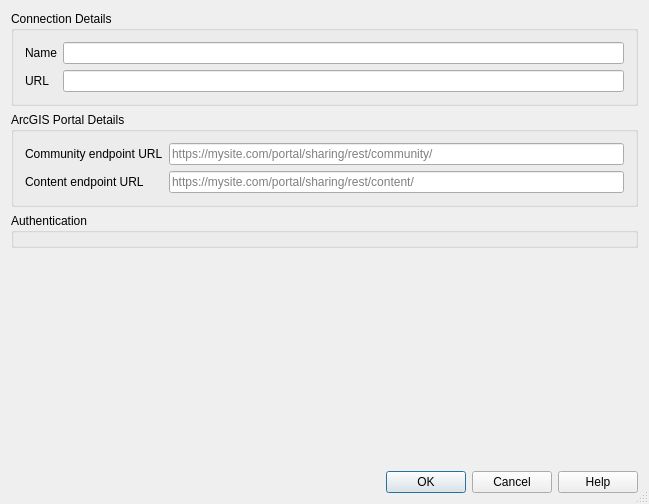
Before: the Qt Designer form src/ui/qgsnewarcgisrestconnectionbase.ui in nextgis/nextgisqgis, drawn with Qt 5.
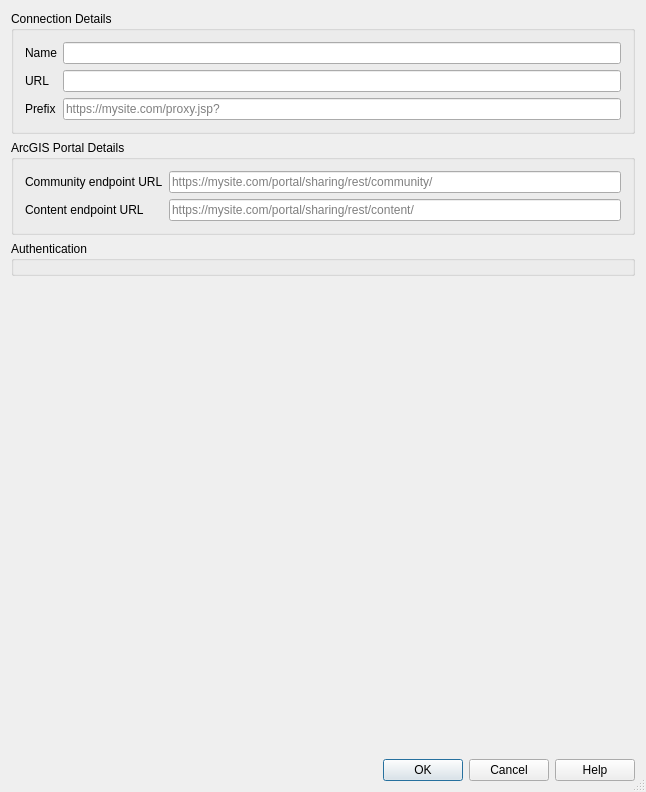
After: the same form once the commit is applied. Custom widgets are drawn as their Qt base class.

What changed in the file:
```diff
--- a/src/ui/qgsnewarcgisrestconnectionbase.ui
+++ b/src/ui/qgsnewarcgisrestconnectionbase.ui
@@ -6,8 +6,8 @@
    <rect>
     <x>0</x>
     <y>0</y>
-    <width>649</width>
-    <height>504</height>
+    <width>646</width>
+    <height>792</height>
    </rect>
   </property>
   <property name="windowTitle">
@@ -20,80 +20,44 @@
    <bool>true</bool>
   </property>
   <layout class="QGridLayout" name="gridLayout_4">
-   <item row="5" column="0">
-    <widget class="QDialogButtonBox" name="buttonBox">
-     <property name="standardButtons">
-      <set>QDialogButtonBox::Cancel|QDialogButtonBox::Help|QDialogButtonBox::Ok</set>
-     </property>
-    </widget>
-   </item>
-   <item row="1" column="0">
-    <widget class="QGroupBox" name="groupBox">
-     <property name="title">
-      <string>ArcGIS Portal Details</string>
-     </property>
-     <layout class="QGridLayout" name="gridLayout1">
-      <item row="0" column="1">
-       <widget class="QLineEdit" name="mCommunityEndPointLineEdit">
-        <property name="toolTip">
-         <string>HTTP address of the Web Map Server</string>
-        </property>
-        <property name="placeholderText">
-         <string>https://mysite.com/portal/sharing/rest/community/</string>
-        </property>
-       </widget>
-      </item>
-      <item row="0" column="0">
-       <widget class="QLabel" name="TextLabel1_3">
-        <property name="text">
-         <string>Community endpoint URL</string>
-        </property>
-        <property name="margin">
-         <number>5</number>
-        </property>
-       </widget>
-      </item>
-      <item row="1" column="0">
-       <widget class="QLabel" name="TextLabel1_4">
-        <property name="text">
-         <string>Content endpoint URL</string>
-        </property>
-        <property name="margin">
-         <number>5</number>
-        </property>
-       </widget>
-      </item>
-      <item row="1" column="1">
-       <widget class="QLineEdit" name="mContentEndPointLineEdit">
-        <property name="toolTip">
-         <string>HTTP address of the Web Map Server</string>
-        </property>
-        <property name="placeholderText">
-         <string>https://mysite.com/portal/sharing/rest/content/</string>
-        </property>
-       </widget>
-      </item>
-     </layout>
-    </widget>
-   </item>
-   <item row="4" column="0">
-    <spacer name="verticalSpacer">
-     <property name="orientation">
-      <enum>Qt::Vertical</enum>
-     </property>
-     <property name="sizeHint" stdset="0">
-      <size>
-       <width>0</width>
-       <height>0</height>
-      </size>
-     </property>
-    </spacer>
-   </item>
    <item row="3" column="0">
-    <widget class="QgsHttpHeaderWidget" name="mHttpHeaders" native="true"/>
-   </item>
-   <item row="0" column="0">
+    <widget class="QgsScrollArea" name="scrollArea">
+     <property name="frameShape">
+      <enum>QFrame::NoFrame</enum>
+     </property>
+     <property name="widgetResizable">
+      <bool>true</bool>
+     </property>
+     <widget class="QWidget" name="scrollAreaWidgetContents">
+      <property name="geometry">
+       <rect>
+        <x>0</x>
+        <y>0</y>
+        <width>628</width>
+        <height>741</height>
+       </rect>
+      </property>
+      <layout class="QVBoxLayout" name="verticalLayout_2">
+       <property name="leftMargin">
+        <number>0</number>
+       </property>
+       <property name="topMargin">
+        <number>0</number>
+       </property>
+       <property name="rightMargin">
+        <number>0</number>
+       </property>
+       <property name="bottomMargin">
+        <number>0</number>
+       </property>
+       <item>
     <widget class="QGroupBox" name="mGroupBox">
+         <property name="sizePolicy">
+          <sizepolicy hsizetype="Preferred" vsizetype="Minimum">
+           <horstretch>0</horstretch>
+           <verstretch>0</verstretch>
+          </sizepolicy>
+         </property>
      <property name="title">
       <string>Connection Details</string>
      </property>
@@ -144,10 +108,85 @@
         </property>
        </widget>
       </item>
+          <item row="4" column="0">
+           <widget class="QLabel" name="TextLabel1_5">
+            <property name="text">
+             <string>Prefix</string>
+            </property>
+            <property name="margin">
+             <number>5</number>
+            </property>
+           </widget>
+          </item>
+          <item row="4" column="1">
+           <widget class="QLineEdit" name="mUrlPrefix">
+            <property name="toolTip">
+             <string>HTTP address Proxy Prefix of the Web Map Server</string>
+            </property>
+            <property name="placeholderText">
+             <string>https://mysite.com/proxy.jsp?</string>
+            </property>
+           </widget>
+          </item>
      </layout>
     </widget>
    </item>
-   <item row="2" column="0">
+       <item>
+        <widget class="QGroupBox" name="groupBox">
+         <property name="sizePolicy">
+          <sizepolicy hsizetype="Preferred" vsizetype="Minimum">
+           <horstretch>0</horstretch>
+           <verstretch>0</verstretch>
+          </sizepolicy>
+         </property>
+         <property name="title">
+          <string>ArcGIS Portal Details</string>
+         </property>
+         <layout class="QGridLayout" name="gridLayout1">
+          <item row="0" column="1">
+           <widget class="QLineEdit" name="mCommunityEndPointLineEdit">
+            <property name="toolTip">
+             <string>HTTP address of the Web Map Server</string>
+            </property>
+            <property name="placeholderText">
+             <string>https://mysite.com/portal/sharing/rest/community/</string>
+            </property>
+           </widget>
+          </item>
+          <item row="0" column="0">
+           <widget class="QLabel" name="TextLabel1_3">
+            <property name="text">
+             <string>Community endpoint URL</string>
+            </property>
+            <property name="margin">
+             <number>5</number>
+            </property>
+           </widget>
+          </item>
+          <item row="1" column="0">
+           <widget class="QLabel" name="TextLabel1_4">
+            <property name="text">
+             <string>Content endpoint URL</string>
+            </property>
+            <property name="margin">
+             <number>5</number>
+            </property>
+           </widget>
+          </item>
+          <item row="1" column="1">
+           <widget class="QLineEdit" name="mContentEndPointLineEdit">
+            <property name="toolTip">
+             <string>HTTP address of the Web Map Server</string>
+            </property>
+            <property name="placeholderText">
+             <string>https://mysite.com/portal/sharing/rest/content/</string>
+            </property>
+           </widget>
+          </item>
+         </layout>
+        </widget>
+       </item>
+       <item>
     <widget class="QGroupBox" name="mAuthGroupBox">
      <property name="title">
       <string>Authentication</string>
@@ -181,6 +220,40 @@
      </layout>
     </widget>
    </item>
+       <item>
+        <widget class="QgsHttpHeaderWidget" name="mHttpHeaders" native="true">
+         <property name="sizePolicy">
+          <sizepolicy hsizetype="Preferred" vsizetype="Minimum">
+           <horstretch>0</horstretch>
+           <verstretch>0</verstretch>
+          </sizepolicy>
+         </property>
+        </widget>
+       </item>
+       <item>
+        <spacer name="verticalSpacer">
+         <property name="orientation">
+          <enum>Qt::Vertical</enum>
+         </property>
+         <property name="sizeHint" stdset="0">
+          <size>
+           <width>0</width>
+           <height>0</height>
+          </size>
+         </property>
+        </spacer>
+       </item>
+      </layout>
+     </widget>
+    </widget>
+   </item>
+   <item row="6" column="0">
+    <widget class="QDialogButtonBox" name="buttonBox">
+     <property name="standardButtons">
+      <set>QDialogButtonBox::Cancel|QDialogButtonBox::Help|QDialogButtonBox::Ok</set>
+     </property>
+    </widget>
+   </item>
   </layout>
  </widget>
  <layoutdefault spacing="6" margin="11"/>
@@ -191,6 +264,12 @@
    <header>qgsauthsettingswidget.h</header>
    <container>1</container>
   </customwidget>
+  <customwidget>
+   <class>QgsScrollArea</class>
+   <extends>QScrollArea</extends>
+   <header>qgsscrollarea.h</header>
+   <container>1</container>
+  </customwidget>
   <customwidget>
    <class>QgsHttpHeaderWidget</class>
    <extends>QWidget</extends>
```
Left out of the diff: 1 changed line with no effect on the pictures. Lines whose indentation alone changed are shown as unchanged.
